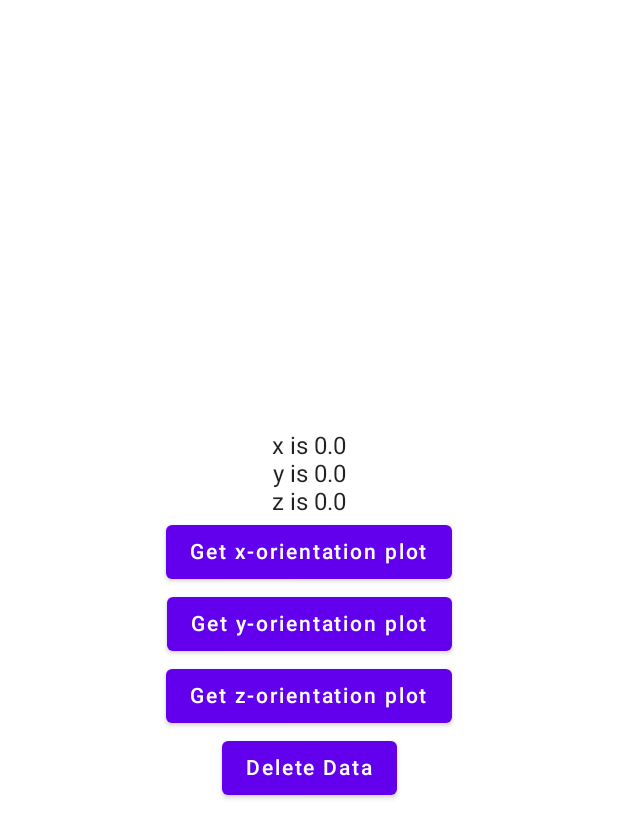
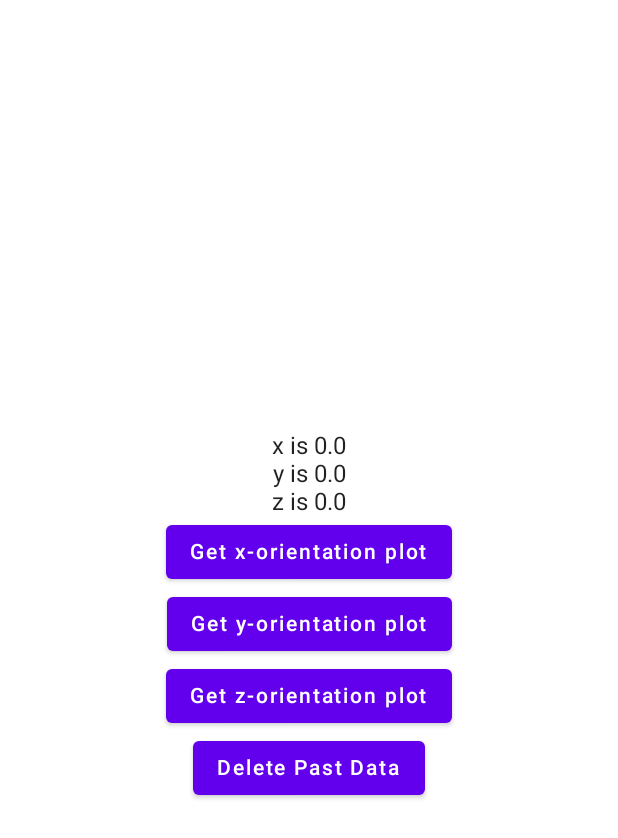
Before and after one commit to Shivam-Kurda/Sensor_Application, an Android app built with Jetpack Compose: the screen it shows after launch (MainActivity), on a phone screen of 412 x 824 dp. Shown: the top 838 px of the screen. Run offline under Robolectric (Android 15) with nearby library versions, the phone set to English and light mode, and no system bars; our stand-ins replace livedata-compose.

Commit message:
First commit

```diff
--- a/app/src/main/java/com/example/sensor_application/MainActivity.kt
+++ b/app/src/main/java/com/example/sensor_application/MainActivity.kt
@@ -127,7 +127,7 @@ fun Greeting(name: String,viewModel:Main_View) {
                 rotdao.deletedb()
             }
         }) {
-            Text(text = "Delete Data")
+            Text(text = "Delete Past Data")
         }
 
     }
```
